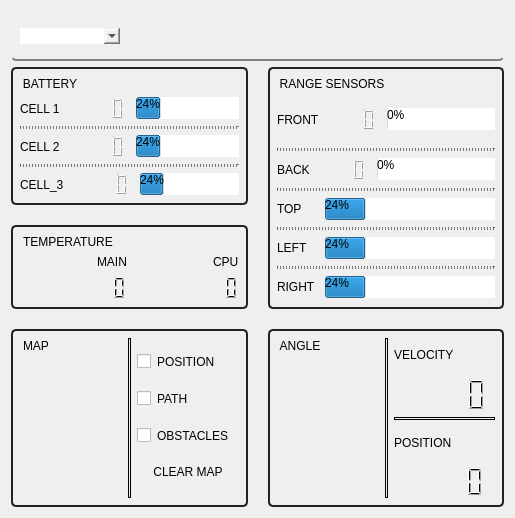
Before: the Qt Designer form dashboard/resource/dashboard.ui in GroupOfRobots/MiniRysRQT, drawn with Qt 5.
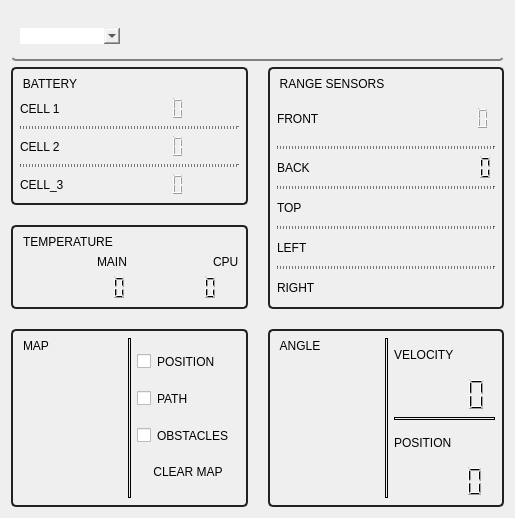
After: the same form once the commit is applied.

Commit message: dashboard change topic

What changed in the file:
```diff
--- a/dashboard/resource/dashboard.ui
+++ b/dashboard/resource/dashboard.ui
@@ -124,7 +124,7 @@
            <number>30</number>
           </property>
           <item>
-           <layout class="QHBoxLayout" name="horizontalLayout_7" stretch="1,0,4">
+           <layout class="QHBoxLayout" name="horizontalLayout_7" stretch="1,0">
             <item>
              <widget class="QLabel" name="voltageCell1Label">
               <property name="maximumSize">
@@ -145,13 +145,6 @@
               </property>
              </widget>
             </item>
-            <item>
-             <widget class="QProgressBar" name="voltageCell1ProgressBar">
-              <property name="value">
-               <number>24</number>
-              </property>
-             </widget>
-            </item>
            </layout>
           </item>
           <item>
@@ -165,7 +158,7 @@
            </widget>
           </item>
           <item>
-           <layout class="QHBoxLayout" name="horizontalLayout_8" stretch="0,0,4">
+           <layout class="QHBoxLayout" name="horizontalLayout_8" stretch="0,0">
             <item>
              <widget class="QLabel" name="voltageCell2Label">
               <property name="maximumSize">
@@ -182,13 +175,6 @@
             <item>
              <widget class="QLCDNumber" name="voltageCell2Lcd"/>
             </item>
-            <item>
-             <widget class="QProgressBar" name="voltageCell2ProgressBar">
-              <property name="value">
-               <number>24</number>
-              </property>
-             </widget>
-            </item>
            </layout>
           </item>
           <item>
@@ -202,7 +188,7 @@
            </widget>
           </item>
           <item>
-           <layout class="QHBoxLayout" name="horizontalLayout_9" stretch="0,0,0">
+           <layout class="QHBoxLayout" name="horizontalLayout_9" stretch="0,0">
             <item>
              <widget class="QLabel" name="voltageCell3Label">
               <property name="maximumSize">
@@ -223,13 +209,6 @@
               </property>
              </widget>
             </item>
-            <item>
-             <widget class="QProgressBar" name="voltageCell3ProgressBar">
-              <property name="value">
-               <number>24</number>
-              </property>
-             </widget>
-            </item>
            </layout>
           </item>
          </layout>
@@ -279,19 +258,6 @@
           </item>
           <item>
            <layout class="QHBoxLayout" name="horizontalLayout_6">
-            <item alignment="Qt::AlignRight">
-             <widget class="QLCDNumber" name="temperatureCpuLcd">
-              <property name="minimumSize">
-               <size>
-                <width>0</width>
-                <height>25</height>
-               </size>
-              </property>
-              <property name="styleSheet">
-               <string notr="true"/>
-              </property>
-             </widget>
-            </item>
             <item alignment="Qt::AlignRight">
              <widget class="QLCDNumber" name="temperatureMainLcd">
               <property name="minimumSize">
@@ -308,6 +274,19 @@
               </property>
              </widget>
             </item>
+            <item>
+             <widget class="QLCDNumber" name="temperatureCpuLcd">
+              <property name="minimumSize">
+               <size>
+                <width>0</width>
+                <height>25</height>
+               </size>
+              </property>
+              <property name="styleSheet">
+               <string notr="true"/>
+              </property>
+             </widget>
+            </item>
            </layout>
           </item>
          </layout>
@@ -340,7 +319,7 @@
          <number>30</number>
         </property>
         <item>
-         <layout class="QHBoxLayout" name="frontSensor" stretch="1,0,4">
+         <layout class="QHBoxLayout" name="frontSensor" stretch="1,0">
           <property name="topMargin">
            <number>10</number>
           </property>
@@ -361,16 +340,6 @@
             </property>
            </widget>
           </item>
-          <item>
-           <widget class="QProgressBar" name="frontSensorProgressBar">
-            <property name="maximum">
-             <number>4</number>
-            </property>
-            <property name="value">
-             <number>0</number>
-            </property>
-           </widget>
-          </item>
          </layout>
         </item>
         <item>
@@ -384,7 +353,7 @@
          </widget>
         </item>
         <item>
-         <layout class="QHBoxLayout" name="backSensor" stretch="1,0,4">
+         <layout class="QHBoxLayout" name="backSensor" stretch="1,0">
           <item>
            <widget class="QLabel" name="backSensorLabel">
             <property name="text">
@@ -399,16 +368,6 @@
             </property>
            </widget>
           </item>
-          <item>
-           <widget class="QProgressBar" name="backSensorProgressBar">
-            <property name="maximum">
-             <number>4000</number>
-            </property>
-            <property name="value">
-             <number>24</number>
-            </property>
-           </widget>
-          </item>
          </layout>
         </item>
         <item>
@@ -422,7 +381,7 @@
          </widget>
         </item>
         <item>
-         <layout class="QHBoxLayout" name="topSensorProgressBar" stretch="1,4">
+         <layout class="QHBoxLayout" name="topSensorProgressBar" stretch="1">
           <item>
            <widget class="QLabel" name="topSensorLabel">
             <property name="text">
@@ -430,13 +389,6 @@
             </property>
            </widget>
           </item>
-          <item>
-           <widget class="QProgressBar" name="topSensorProgressBar_2">
-            <property name="value">
-             <number>24</number>
-            </property>
-           </widget>
-          </item>
          </layout>
         </item>
         <item>
@@ -450,7 +402,7 @@
          </widget>
         </item>
         <item>
-         <layout class="QHBoxLayout" name="leftSensor" stretch="1,4">
+         <layout class="QHBoxLayout" name="leftSensor" stretch="1">
           <item>
            <widget class="QLabel" name="leftSensorLabel">
             <property name="text">
@@ -458,13 +410,6 @@
             </property>
            </widget>
           </item>
-          <item>
-           <widget class="QProgressBar" name="leftSensorProgressBar">
-            <property name="value">
-             <number>24</number>
-            </property>
-           </widget>
-          </item>
          </layout>
         </item>
         <item>
@@ -478,7 +423,7 @@
          </widget>
         </item>
         <item>
-         <layout class="QHBoxLayout" name="rightSensor" stretch="1,4">
+         <layout class="QHBoxLayout" name="rightSensor" stretch="1">
           <item>
            <widget class="QLabel" name="rightSensorLabel">
             <property name="text">
@@ -486,13 +431,6 @@
             </property>
            </widget>
           </item>
-          <item>
-           <widget class="QProgressBar" name="rightSensorProgressBar">
-            <property name="value">
-             <number>24</number>
-            </property>
-           </widget>
-          </item>
          </layout>
         </item>
        </layout>
```
The commit also changes 1 other file.
